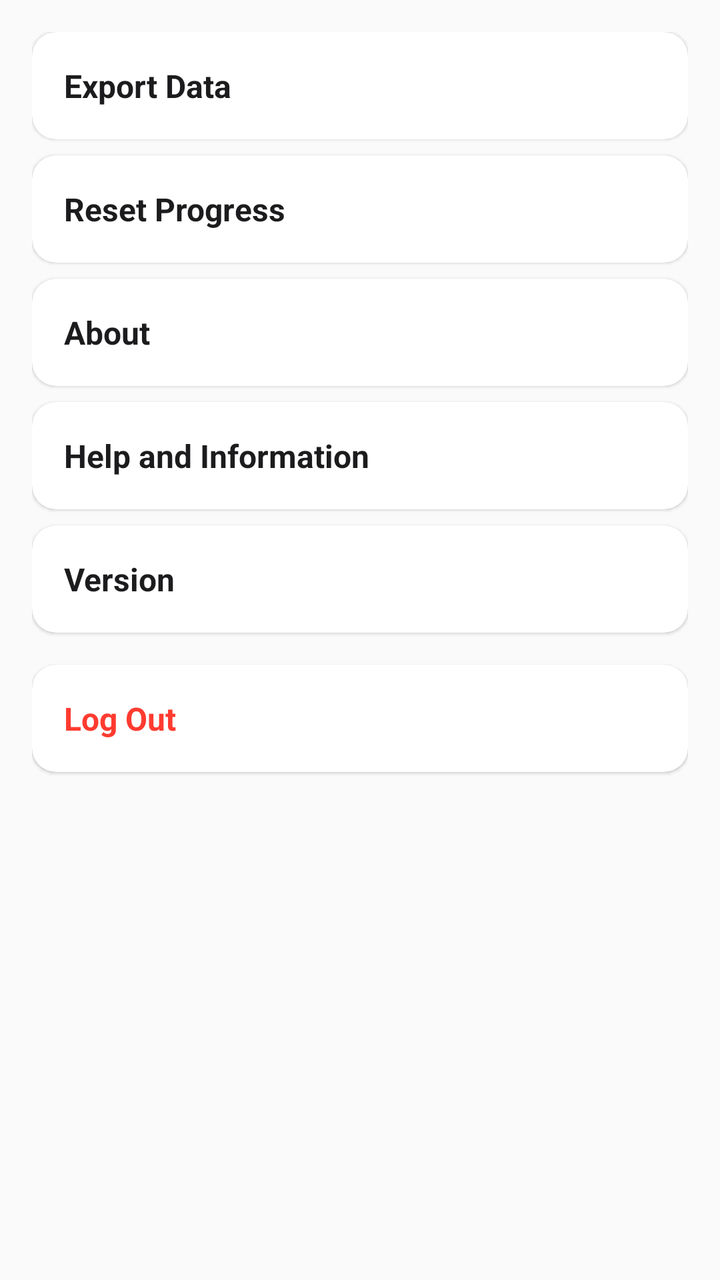
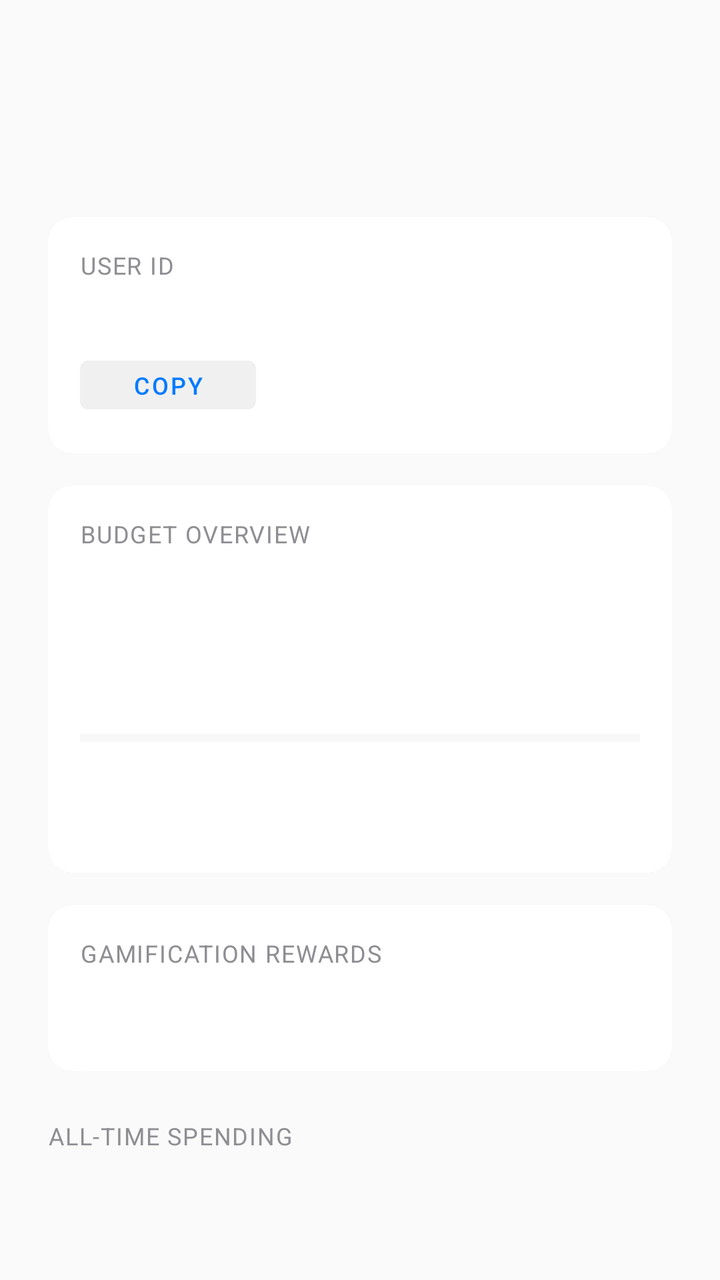

Screens rendered from an Android XML layout before and after an edit, with the pre-edit source and the edit as a unified diff.
<!-- AndroidManifest.xml: application theme Theme.HarmonieBudget -->
<!-- res/layout/fragment_more.xml -->
<?xml version="1.0" encoding="utf-8"?>
<androidx.core.widget.NestedScrollView
    xmlns:android="http://schemas.android.com/apk/res/android"
    xmlns:app="http://schemas.android.com/apk/res-auto"
    android:layout_width="match_parent"
    android:layout_height="match_parent"
    android:fillViewport="true"
    android:scrollbars="vertical"
    android:background="#FAFAFA">

    <LinearLayout
        android:layout_width="match_parent"
        android:layout_height="wrap_content"
        android:orientation="vertical"
        android:padding="16dp"
        android:paddingTop="24dp"
        android:paddingBottom="32dp">

        
        <com.google.android.material.card.MaterialCardView
            android:layout_width="match_parent"
            android:layout_height="wrap_content"
            android:layout_marginBottom="8dp"
            app:cardCornerRadius="12dp"
            app:cardElevation="1dp"
            app:cardBackgroundColor="#FFFFFF">

            <LinearLayout
                android:layout_width="match_parent"
                android:layout_height="wrap_content"
                android:orientation="vertical">

                <TextView
                    android:id="@+id/tv_export_title"
                    android:layout_width="match_parent"
                    android:layout_height="wrap_content"
                    android:text="@string/export_data_title"
                    android:padding="16dp"
                    android:textSize="16sp"
                    android:textStyle="bold"
                    android:textColor="#1C1C1E" />

                <LinearLayout
                    android:id="@+id/layout_export_content"
                    android:layout_width="match_parent"
                    android:layout_height="wrap_content"
                    android:orientation="vertical"
                    android:visibility="gone"
                    android:padding="16dp"
                    android:background="#F8F8F8">

                    <TextView
                        android:layout_width="match_parent"
                        android:layout_height="wrap_content"
                        android:text="@string/export_data_content"
                        android:textSize="14sp"
                        android:textColor="#8E8E93" />

                </LinearLayout>
            </LinearLayout>
        </com.google.android.material.card.MaterialCardView>

        
        <com.google.android.material.card.MaterialCardView
            android:layout_width="match_parent"
            android:layout_height="wrap_content"
            android:layout_marginBottom="8dp"
            app:cardCornerRadius="12dp"
            app:cardElevation="1dp"
            app:cardBackgroundColor="#FFFFFF">

            <LinearLayout
                android:layout_width="match_parent"
                android:layout_height="wrap_content"
                android:orientation="vertical">

                <TextView
                    android:id="@+id/tv_reset_title"
                    android:layout_width="match_parent"
                    android:layout_height="wrap_content"
                    android:text="@string/reset_progress_title"
                    android:padding="16dp"
                    android:textSize="16sp"
                    android:textStyle="bold"
                    android:textColor="#1C1C1E" />

                <LinearLayout
                    android:id="@+id/layout_reset_content"
                    android:layout_width="match_parent"
                    android:layout_height="wrap_content"
                    android:orientation="vertical"
                    android:visibility="gone"
                    android:padding="16dp"
                    android:background="#F8F8F8">

                    <TextView
                        android:layout_width="match_parent"
                        android:layout_height="wrap_content"
                        android:text="@string/reset_progress_content"
                        android:textSize="14sp"
                        android:textColor="#8E8E93" />

                </LinearLayout>
            </LinearLayout>
        </com.google.android.material.card.MaterialCardView>

        
        <com.google.android.material.card.MaterialCardView
            android:layout_width="match_parent"
            android:layout_height="wrap_content"
            android:layout_marginBottom="8dp"
            app:cardCornerRadius="12dp"
            app:cardElevation="1dp"
            app:cardBackgroundColor="#FFFFFF">

            <LinearLayout
                android:layout_width="match_parent"
                android:layout_height="wrap_content"
                android:orientation="vertical">

                <TextView
                    android:id="@+id/tv_about_title"
                    android:layout_width="match_parent"
                    android:layout_height="wrap_content"
                    android:text="@string/about_title"
                    android:padding="16dp"
                    android:textSize="16sp"
                    android:textStyle="bold"
                    android:textColor="#1C1C1E" />

                <LinearLayout
                    android:id="@+id/layout_about_content"
                    android:layout_width="match_parent"
                    android:layout_height="wrap_content"
                    android:orientation="vertical"
                    android:visibility="gone"
                    android:padding="16dp"
                    android:background="#F8F8F8">

                    <TextView
                        android:layout_width="match_parent"
                        android:layout_height="wrap_content"
                        android:text="@string/about_content"
                        android:textSize="14sp"
                        android:textColor="#8E8E93" />

                </LinearLayout>
            </LinearLayout>
        </com.google.android.material.card.MaterialCardView>

        
        <com.google.android.material.card.MaterialCardView
            android:layout_width="match_parent"
            android:layout_height="wrap_content"
            android:layout_marginBottom="8dp"
            app:cardCornerRadius="12dp"
            app:cardElevation="1dp"
            app:cardBackgroundColor="#FFFFFF">

            <LinearLayout
                android:layout_width="match_parent"
                android:layout_height="wrap_content"
                android:orientation="vertical">

                <TextView
                    android:id="@+id/tv_help_title"
                    android:layout_width="match_parent"
                    android:layout_height="wrap_content"
                    android:text="@string/help_and_info_title"
                    android:padding="16dp"
                    android:textSize="16sp"
                    android:textStyle="bold"
                    android:textColor="#1C1C1E" />

                <LinearLayout
                    android:id="@+id/layout_help_content"
                    android:layout_width="match_parent"
                    android:layout_height="wrap_content"
                    android:orientation="vertical"
                    android:visibility="gone"
                    android:padding="16dp"
                    android:background="#F8F8F8">

                    <TextView
                        android:layout_width="match_parent"
                        android:layout_height="wrap_content"
                        android:text="@string/help_and_info_content"
                        android:textSize="14sp"
                        android:textColor="#8E8E93" />

                </LinearLayout>
            </LinearLayout>
        </com.google.android.material.card.MaterialCardView>

        
        <com.google.android.material.card.MaterialCardView
            android:layout_width="match_parent"
            android:layout_height="wrap_content"
            android:layout_marginBottom="8dp"
            app:cardCornerRadius="12dp"
            app:cardElevation="1dp"
            app:cardBackgroundColor="#FFFFFF">

            <LinearLayout
                android:layout_width="match_parent"
                android:layout_height="wrap_content"
                android:orientation="vertical">

                <TextView
                    android:id="@+id/tv_version_title"
                    android:layout_width="match_parent"
                    android:layout_height="wrap_content"
                    android:text="@string/version_title"
                    android:padding="16dp"
                    android:textSize="16sp"
                    android:textStyle="bold"
                    android:textColor="#1C1C1E" />

                <LinearLayout
                    android:id="@+id/layout_version_content"
                    android:layout_width="match_parent"
                    android:layout_height="wrap_content"
                    android:orientation="vertical"
                    android:visibility="gone"
                    android:padding="16dp"
                    android:background="#F8F8F8">

                    <TextView
                        android:layout_width="match_parent"
                        android:layout_height="wrap_content"
                        android:text="@string/version_content"
                        android:textSize="14sp"
                        android:textColor="#8E8E93" />

                </LinearLayout>
            </LinearLayout>
        </com.google.android.material.card.MaterialCardView>

        
        <com.google.android.material.card.MaterialCardView
            android:layout_width="match_parent"
            android:layout_height="wrap_content"
            android:layout_marginTop="8dp"
            app:cardCornerRadius="12dp"
            app:cardElevation="1dp"
            app:cardBackgroundColor="#FFFFFF">

            <LinearLayout
                android:layout_width="match_parent"
                android:layout_height="wrap_content"
                android:orientation="vertical">

                <TextView
                    android:id="@+id/tv_log_out_title"
                    android:layout_width="match_parent"
                    android:layout_height="wrap_content"
                    android:text="@string/log_out_title"
                    android:padding="16dp"
                    android:textSize="16sp"
                    android:textStyle="bold"
                    android:textColor="#FF3B30" />

            </LinearLayout>
        </com.google.android.material.card.MaterialCardView>

    </LinearLayout>
</androidx.core.widget.NestedScrollView>
<!-- resources referenced by this layout -->
<resources>
  <string name="about_content">This is a personal budget tracker built for the OPSC6311 module.</string>
  <string name="about_title">About</string>
  <string name="export_data_content">Your data has been exported to the budget_data folder.</string>
  <string name="export_data_title">Export Data</string>
  <string name="help_and_info_content">How to use the app: log in, add expenses, set goals, view reports.</string>
  <string name="help_and_info_title">Help and Information</string>
  <string name="log_out_title">Log Out</string>
  <string name="reset_progress_content">All your progress has been reset.</string>
  <string name="reset_progress_title">Reset Progress</string>
  <string name="version_content">1.0.0</string>
  <string name="version_title">Version</string>
  <style name="Theme.HarmonieBudget" parent="Theme.MaterialComponents.DayNight.NoActionBar">
  
          
          <item name="colorPrimary">@color/purple_500</item>
  
          
          <item name="colorPrimaryVariant">@color/purple_700</item>
  
          
          <item name="colorSecondary">@color/teal_200</item>
  
          
          <item name="android:windowBackground">@color/white</item>
  
          
          <item name="android:textColor">@android:color/black</item>
  
      </style>
  <color name="purple_500">#FF6200EE</color>
  <color name="purple_700">#FF3700B3</color>
  <color name="teal_200">#FF03DAC5</color>
  <color name="white">#FFFFFFFF</color>
</resources>

<!-- the commit's change to res/layout/fragment_more.xml (unified diff, before → after) -->
@@ -5,58 +5,83 @@
     android:layout_width="match_parent"
     android:layout_height="match_parent"
     android:fillViewport="true"
-    android:scrollbars="vertical"
-    android:background="#FAFAFA">
+    android:background="#FAFAFA"
+    android:scrollbars="vertical">
 
     <LinearLayout
         android:layout_width="match_parent"
         android:layout_height="wrap_content"
         android:orientation="vertical"
-        android:padding="16dp"
-        android:paddingTop="24dp"
+        android:padding="24dp"
         android:paddingBottom="32dp">
 
         
+        <TextView
+            android:id="@+id/tv_greeting"
+            android:layout_width="wrap_content"
+            android:layout_height="wrap_content"
+            android:textSize="28sp"
+            android:textStyle="bold"
+            android:textColor="#1C1C1E" />
+
+        
+        <TextView
+            android:id="@+id/tv_current_date"
+            android:layout_width="wrap_content"
+            android:layout_height="wrap_content"
+            android:textSize="14sp"
+            android:textColor="#8E8E93"
+            android:layout_marginTop="4dp" />
+
+        
         <com.google.android.material.card.MaterialCardView
             android:layout_width="match_parent"
             android:layout_height="wrap_content"
-            android:layout_marginBottom="8dp"
+            android:layout_marginTop="24dp"
             app:cardCornerRadius="12dp"
             app:cardElevation="1dp"
+            app:strokeWidth="0dp"
             app:cardBackgroundColor="#FFFFFF">
 
             <LinearLayout
                 android:layout_width="match_parent"
                 android:layout_height="wrap_content"
-                android:orientation="vertical">
-
-                <TextView
-                    android:id="@+id/tv_export_title"
-                    android:layout_width="match_parent"
-                    android:layout_height="wrap_content"
-                    android:text="@string/export_data_title"
-                    android:padding="16dp"
+                android:orientation="vertical"
+                android:padding="16dp">
+
+                <TextView
+                    android:id="@+id/tv_user_id_label"
+                    android:layout_width="wrap_content"
+                    android:layout_height="wrap_content"
+                    android:text="@string/user_id_label"
+                    android:textSize="12sp"
+                    android:textColor="#8E8E93"
+                    android:textAllCaps="true"
+                    android:letterSpacing="0.05" />
+
+                <TextView
+                    android:id="@+id/tv_user_id"
+                    android:layout_width="wrap_content"
+                    android:layout_height="wrap_content"
                     android:textSize="16sp"
                     android:textStyle="bold"
-                    android:textColor="#1C1C1E" />
-
-                <LinearLayout
-                    android:id="@+id/layout_export_content"
-                    android:layout_width="match_parent"
-                    android:layout_height="wrap_content"
-                    android:orientation="vertical"
-                    android:visibility="gone"
-                    android:padding="16dp"
-                    android:background="#F8F8F8">
-
-                    <TextView
-                        android:layout_width="match_parent"
-                        android:layout_height="wrap_content"
-                        android:text="@string/export_data_content"
-                        android:textSize="14sp"
-                        android:textColor="#8E8E93" />
-
-                </LinearLayout>
+                    android:textColor="#1C1C1E"
+                    android:layout_marginTop="4dp" />
+
+                <Button
+                    android:id="@+id/btn_copy_user_id"
+                    android:layout_width="wrap_content"
+                    android:layout_height="wrap_content"
+                    android:text="@string/copy"
+                    android:minHeight="36dp"
+                    android:paddingStart="16dp"
+                    android:paddingEnd="16dp"
+                    android:textSize="12sp"
+                    android:backgroundTint="#F0F0F0"
+                    android:textColor="#007AFF"
+                    style="@style/Widget.MaterialComponents.Button.TextButton"
+                    android:layout_marginTop="8dp" />
+
             </LinearLayout>
         </com.google.android.material.card.MaterialCardView>
 
@@ -64,43 +89,70 @@
         <com.google.android.material.card.MaterialCardView
             android:layout_width="match_parent"
             android:layout_height="wrap_content"
-            android:layout_marginBottom="8dp"
+            android:layout_marginTop="16dp"
             app:cardCornerRadius="12dp"
             app:cardElevation="1dp"
+            app:strokeWidth="0dp"
             app:cardBackgroundColor="#FFFFFF">
 
             <LinearLayout
                 android:layout_width="match_parent"
                 android:layout_height="wrap_content"
-                android:orientation="vertical">
-
-                <TextView
-                    android:id="@+id/tv_reset_title"
+                android:orientation="vertical"
+                android:padding="16dp">
+
+                <TextView
+                    android:layout_width="wrap_content"
+                    android:layout_height="wrap_content"
+                    android:text="@string/budget_overview"
+                    android:textSize="12sp"
+                    android:textColor="#8E8E93"
+                    android:textAllCaps="true"
+                    android:letterSpacing="0.05" />
+
+                <TextView
+                    android:id="@+id/tv_budget_range"
+                    android:layout_width="wrap_content"
+                    android:layout_height="wrap_content"
+                    android:textSize="16sp"
+                    android:textColor="#1C1C1E"
+                    android:layout_marginTop="8dp" />
+
+                <TextView
+                    android:id="@+id/tv_total_balance"
+                    android:layout_width="wrap_content"
+                    android:layout_height="wrap_content"
+                    android:textSize="24sp"
+                    android:textStyle="bold"
+                    android:textColor="#1C1C1E"
+                    android:layout_marginTop="12dp" />
+
+                
+                <ProgressBar
+                    android:id="@+id/progress_bar_spending"
+                    style="?android:attr/progressBarStyleHorizontal"
                     android:layout_width="match_parent"
-                    android:layout_height="wrap_content"
-                    android:text="@string/reset_progress_title"
-                    android:padding="16dp"
-                    android:textSize="16sp"
-                    android:textStyle="bold"
-                    android:textColor="#1C1C1E" />
-
-                <LinearLayout
-                    android:id="@+id/layout_reset_content"
-                    android:layout_width="match_parent"
-                    android:layout_height="wrap_content"
-                    android:orientation="vertical"
-                    android:visibility="gone"
-                    android:padding="16dp"
-                    android:background="#F8F8F8">
-
-                    <TextView
-                        android:layout_width="match_parent"
-                        android:layout_height="wrap_content"
-                        android:text="@string/reset_progress_content"
-                        android:textSize="14sp"
-                        android:textColor="#8E8E93" />
-
-                </LinearLayout>
+                    android:layout_height="16dp"
+                    android:layout_marginTop="12dp"
+                    android:progressTint="#007AFF"
+                    android:progressBackgroundTint="#E0E0E0" />
+
+                <TextView
+                    android:id="@+id/tv_progress_percentage"
+                    android:layout_width="wrap_content"
+                    android:layout_height="wrap_content"
+                    android:textSize="12sp"
+                    android:textColor="#8E8E93"
+                    android:layout_marginTop="4dp" />
+
+                <TextView
+                    android:id="@+id/tv_budget_status"
+                    android:layout_width="wrap_content"
+                    android:layout_height="wrap_content"
+                    android:textSize="14sp"
+                    android:textColor="#34C759"
+                    android:layout_marginTop="4dp" />
+
             </LinearLayout>
         </com.google.android.material.card.MaterialCardView>
 
@@ -108,160 +160,98 @@
         <com.google.android.material.card.MaterialCardView
             android:layout_width="match_parent"
             android:layout_height="wrap_content"
-            android:layout_marginBottom="8dp"
+            android:layout_marginTop="16dp"
             app:cardCornerRadius="12dp"
             app:cardElevation="1dp"
+            app:strokeWidth="0dp"
             app:cardBackgroundColor="#FFFFFF">
 
             <LinearLayout
                 android:layout_width="match_parent"
                 android:layout_height="wrap_content"
-                android:orientation="vertical">
-
-                <TextView
-                    android:id="@+id/tv_about_title"
+                android:orientation="vertical"
+                android:padding="16dp">
+
+                <TextView
+                    android:layout_width="wrap_content"
+                    android:layout_height="wrap_content"
+                    android:text="@string/gamification_rewards"
+                    android:textSize="12sp"
+                    android:textColor="#8E8E93"
+                    android:textAllCaps="true"
+                    android:letterSpacing="0.05" />
+
+                <LinearLayout
                     android:layout_width="match_parent"
                     android:layout_height="wrap_content"
-                    android:text="@string/about_title"
-                    android:padding="16dp"
-                    android:textSize="16sp"
+                    android:orientation="horizontal"
+                    android:layout_marginTop="8dp">
+
+                    <TextView
+                        android:id="@+id/tv_current_streak"
+                        android:layout_width="0dp"
+                        android:layout_height="wrap_content"
+                        android:layout_weight="1"
+                        android:textSize="14sp"
+                        android:textColor="#1C1C1E" />
+
+                    <TextView
+                        android:id="@+id/tv_longest_streak"
+                        android:layout_width="0dp"
+                        android:layout_height="wrap_content"
+                        android:layout_weight="1"
+                        android:textSize="14sp"
+                        android:textColor="#1C1C1E" />
+
+                </LinearLayout>
+
+                <TextView
+                    android:id="@+id/tv_badges_label"
+                    android:layout_width="wrap_content"
+                    android:layout_height="wrap_content"
+                    android:text="@string/earned_badges"
+                    android:textSize="14sp"
                     android:textStyle="bold"
-                    android:textColor="#1C1C1E" />
-
-                <LinearLayout
-                    android:id="@+id/layout_about_content"
+                    android:textColor="#1C1C1E"
+                    android:layout_marginTop="12dp"
+                    android:visibility="gone" />
+
+                <HorizontalScrollView
                     android:layout_width="match_parent"
                     android:layout_height="wrap_content"
-                    android:orientation="vertical"
-                    android:visibility="gone"
-                    android:padding="16dp"
-                    android:background="#F8F8F8">
-
-                    <TextView
-                        android:layout_width="match_parent"
+                    android:layout_marginTop="8dp"
+                    android:scrollbars="none">
+
+                    <LinearLayout
+                        android:id="@+id/badges_container"
+                        android:layout_width="wrap_content"
                         android:layout_height="wrap_content"
-                        android:text="@string/about_content"
-                        android:textSize="14sp"
-                        android:textColor="#8E8E93" />
-
-                </LinearLayout>
+                        android:orientation="horizontal" />
+
+                </HorizontalScrollView>
+
             </LinearLayout>
         </com.google.android.material.card.MaterialCardView>
 
         
-        <com.google.android.material.card.MaterialCardView
-            android:layout_width="match_parent"
-            android:layout_height="wrap_content"
-            android:layout_marginBottom="8dp"
-            app:cardCornerRadius="12dp"
-            app:cardElevation="1dp"
-            app:cardBackgroundColor="#FFFFFF">
-
-            <LinearLayout
-                android:layout_width="match_parent"
-                android:layout_height="wrap_content"
-                android:orientation="vertical">
-
-                <TextView
-                    android:id="@+id/tv_help_title"
-                    android:layout_width="match_parent"
-                    android:layout_height="wrap_content"
-                    android:text="@string/help_and_info_title"
-                    android:padding="16dp"
-                    android:textSize="16sp"
-                    android:textStyle="bold"
-                    android:textColor="#1C1C1E" />
-
-                <LinearLayout
-                    android:id="@+id/layout_help_content"
-                    android:layout_width="match_parent"
-                    android:layout_height="wrap_content"
-                    android:orientation="vertical"
-                    android:visibility="gone"
-                    android:padding="16dp"
-                    android:background="#F8F8F8">
-
-                    <TextView
-                        android:layout_width="match_parent"
-                        android:layout_height="wrap_content"
-                        android:text="@string/help_and_info_content"
-                        android:textSize="14sp"
-                        android:textColor="#8E8E93" />
-
-                </LinearLayout>
-            </LinearLayout>
-        </com.google.android.material.card.MaterialCardView>
-
-        
-        <com.google.android.material.card.MaterialCardView
-            android:layout_width="match_parent"
-            android:layout_height="wrap_content"
-            android:layout_marginBottom="8dp"
-            app:cardCornerRadius="12dp"
-            app:cardElevation="1dp"
-            app:cardBackgroundColor="#FFFFFF">
-
-            <LinearLayout
-                android:layout_width="match_parent"
-                android:layout_height="wrap_content"
-                android:orientation="vertical">
-
-                <TextView
-                    android:id="@+id/tv_version_title"
-                    android:layout_width="match_parent"
-                    android:layout_height="wrap_content"
-                    android:text="@string/version_title"
-                    android:padding="16dp"
-                    android:textSize="16sp"
-                    android:textStyle="bold"
-                    android:textColor="#1C1C1E" />
-
-                <LinearLayout
-                    android:id="@+id/layout_version_content"
-                    android:layout_width="match_parent"
-                    android:layout_height="wrap_content"
-                    android:orientation="vertical"
-                    android:visibility="gone"
-                    android:padding="16dp"
-                    android:background="#F8F8F8">
-
-                    <TextView
-                        android:layout_width="match_parent"
-                        android:layout_height="wrap_content"
-                        android:text="@string/version_content"
-                        android:textSize="14sp"
-                        android:textColor="#8E8E93" />
-
-                </LinearLayout>
-            </LinearLayout>
-        </com.google.android.material.card.MaterialCardView>
-
-        
-        <com.google.android.material.card.MaterialCardView
-            android:layout_width="match_parent"
-            android:layout_height="wrap_content"
-            android:layout_marginTop="8dp"
-            app:cardCornerRadius="12dp"
-            app:cardElevation="1dp"
-            app:cardBackgroundColor="#FFFFFF">
-
-            <LinearLayout
-                android:layout_width="match_parent"
-                android:layout_height="wrap_content"
-                android:orientation="vertical">
-
-                <TextView
-                    android:id="@+id/tv_log_out_title"
-                    android:layout_width="match_parent"
-                    android:layout_height="wrap_content"
-                    android:text="@string/log_out_title"
-                    android:padding="16dp"
-                    android:textSize="16sp"
-                    android:textStyle="bold"
-                    android:textColor="#FF3B30" />
-
-            </LinearLayout>
-        </com.google.android.material.card.MaterialCardView>
+        <TextView
+            android:id="@+id/tv_category_breakdown_title"
+            android:layout_width="wrap_content"
+            android:layout_height="wrap_content"
+            android:text="@string/all_time_spending"
+            android:textSize="12sp"
+            android:textColor="#8E8E93"
+            android:textAllCaps="true"
+            android:letterSpacing="0.05"
+            android:layout_marginTop="24dp" />
+
+        <androidx.recyclerview.widget.RecyclerView
+            android:id="@+id/rv_category_breakdown"
+            android:layout_width="match_parent"
+            android:layout_height="wrap_content"
+            android:layout_marginTop="12dp"
+            android:nestedScrollingEnabled="false"
+            app:layoutManager="androidx.recyclerview.widget.LinearLayoutManager" />
 
     </LinearLayout>
 </androidx.core.widget.NestedScrollView>
<!-- resource entries referenced after the edit -->
@@ -1,16 +1,11 @@
 <!-- resources referenced by this layout -->
 <resources>
-  <string name="about_content">This is a personal budget tracker built for the OPSC6311 module.</string>
-  <string name="about_title">About</string>
-  <string name="export_data_content">Your data has been exported to the budget_data folder.</string>
-  <string name="export_data_title">Export Data</string>
-  <string name="help_and_info_content">How to use the app: log in, add expenses, set goals, view reports.</string>
-  <string name="help_and_info_title">Help and Information</string>
-  <string name="log_out_title">Log Out</string>
-  <string name="reset_progress_content">All your progress has been reset.</string>
-  <string name="reset_progress_title">Reset Progress</string>
-  <string name="version_content">1.0.0</string>
-  <string name="version_title">Version</string>
+  <string name="all_time_spending">All-time spending</string>
+  <string name="budget_overview">Budget Overview</string>
+  <string name="copy">Copy</string>
+  <string name="earned_badges">Earned Badges</string>
+  <string name="gamification_rewards">Gamification Rewards</string>
+  <string name="user_id_label">USER ID</string>
   <style name="Theme.HarmonieBudget" parent="Theme.MaterialComponents.DayNight.NoActionBar">
   
           
